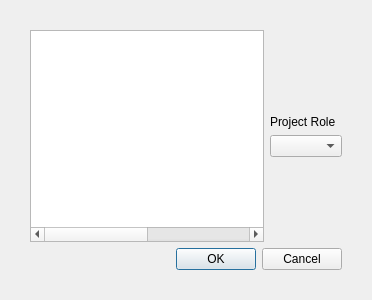
Old version of the form edit_chip_designer_dialog.ui in the repository ZhihongLei/IASRegisterManager.
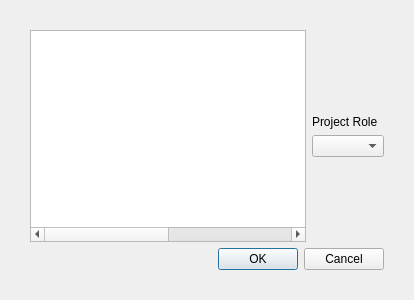
New version of the form.

```diff
--- a/edit_chip_designer_dialog.ui
+++ b/edit_chip_designer_dialog.ui
@@ -6,7 +6,7 @@
    <rect>
     <x>0</x>
     <y>0</y>
-    <width>372</width>
+    <width>414</width>
     <height>300</height>
    </rect>
   </property>
```
